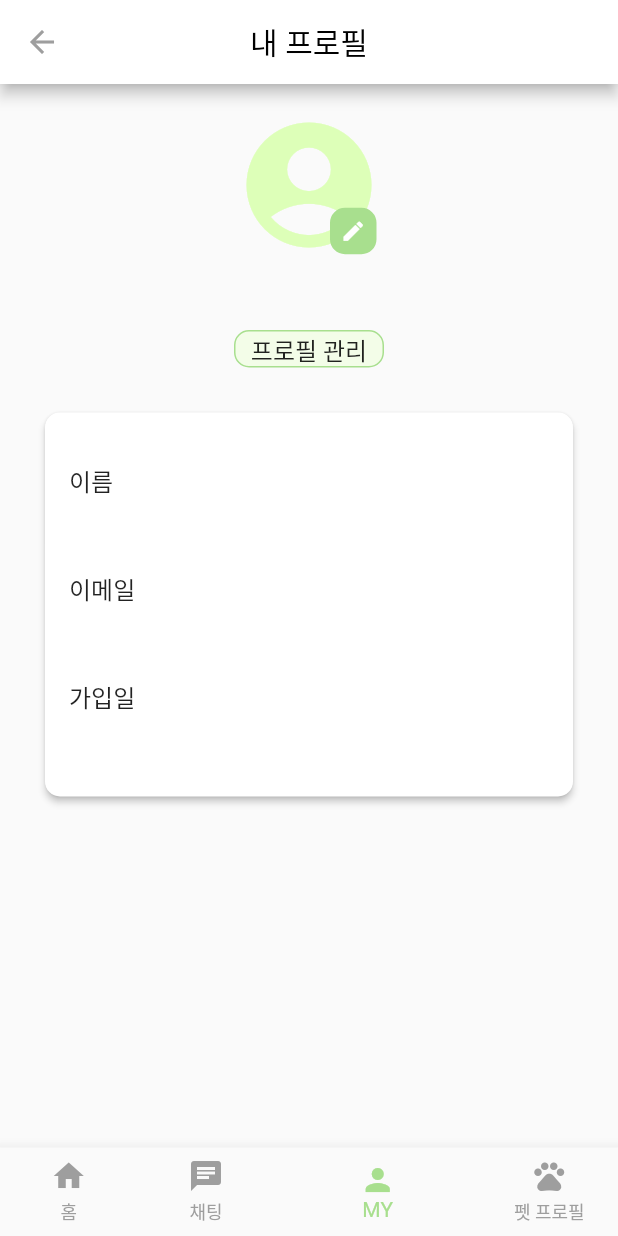
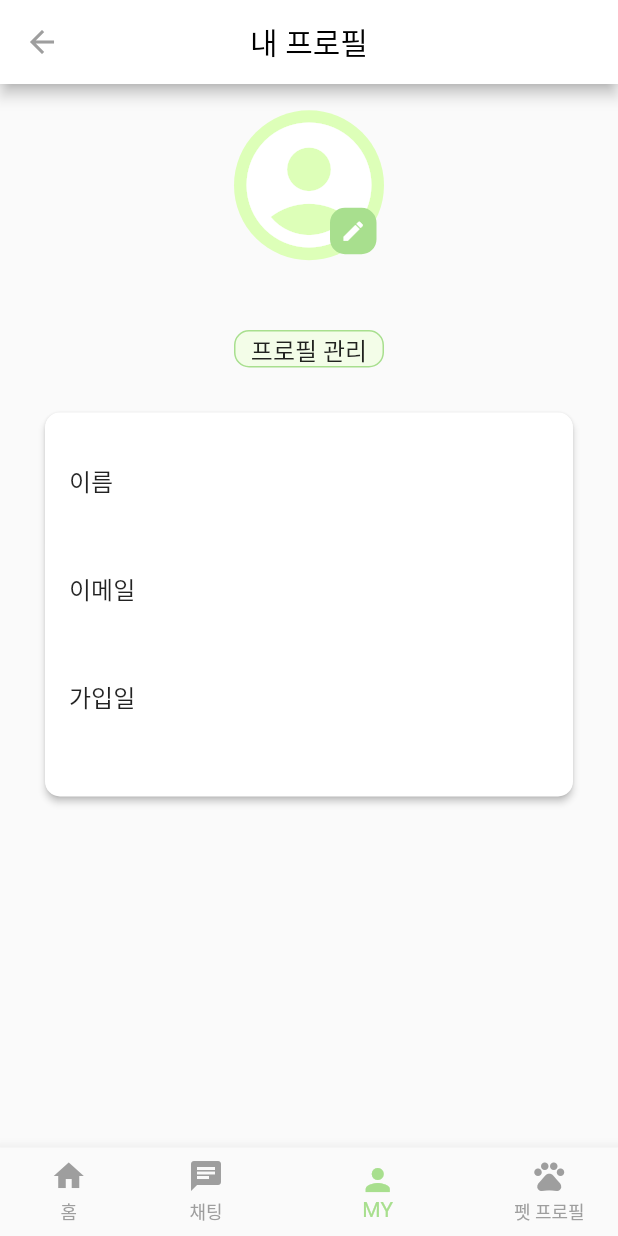
Before and after one commit to mewjeans/WITDOG_APP, a Flutter app: the UserProfileScreen screen opened by its route, on a phone screen of 412 x 824 dp. Run offline on Flutter 3.47's test engine with Material 2 defaults, Android fonts, the phone set to English and light mode, and no system bars; our stand-ins replace flutter_native_splash, image_picker, shared_preferences, supabase_flutter, timeago; missing offline and left inert: kakao_flutter_sdk, kakao_flutter_sdk_user, zego_uikit_prebuilt_call; accounts and stored records are empty; statements that could not run were skipped.

Commit message:
feat: my profile imagePicker implemented

```diff
--- a/lib/screens/profile/users/user_profile_screen.dart
+++ b/lib/screens/profile/users/user_profile_screen.dart
@@ -1,4 +1,7 @@
+import 'dart:io';
+
 import 'package:flutter/material.dart';
+import 'package:image_picker/image_picker.dart';
 import 'package:pet/screens/routing/routing_helper.dart';
 import 'package:pet/utils/constants.dart';
 import 'package:pet/widgets/buttom_navbar_items.dart';
@@ -18,6 +21,22 @@ class _UserProfileScreenState extends State<UserProfileScreen> {
   String username = '';
   String createdAt = '';
   bool _loading = false;
+
+  // 프로필 이미지
+  File? _image;
+  final picker = ImagePicker();
+
+  Future getImage() async {
+    final pickedFile = await picker.pickImage(source: ImageSource.gallery);
+
+    setState(() {
+      if (pickedFile != null){
+        _image = File(pickedFile.path);
+      } else {
+        print('이미지를 선택하지 않았습니다.');
+      }
+    });
+  }
 
   @override
   void initState() {
@@ -40,11 +59,14 @@ class _UserProfileScreenState extends State<UserProfileScreen> {
             .select<Map<String, dynamic>>()
             .eq('id', userId)
             .single();
+        final createdAtISO = response['created_at'] as String; // 가입일 데이터(ISO 형식)
+        final createdAtd = DateTime.parse(createdAtISO);
+        final formattedDate = "${createdAtd.year}-${createdAtd.month.toString().padLeft(2, '0')}-${createdAtd.day.toString().padLeft(2, '0')}";
 
         setState(() {
           username = response['username'] as String;
           email = response['email'] as String;
-          createdAt = response['created_at'] as String;
+          createdAt = formattedDate;
         });
 
       }
@@ -112,28 +134,36 @@ class _UserProfileScreenState extends State<UserProfileScreen> {
           ),
         ),
         body: Column(
-          children: [
+          children: <Widget>[
             Container(
               constraints: BoxConstraints(
                 minHeight: 135,
-                minWidth: MediaQuery
-                    .of(context)
-                    .size
-                    .width,
+                minWidth: MediaQuery.of(context).size.width,
               ),
               child: Center(
                 child: Stack(
                   alignment: Alignment.center,
                   children: [
-                    Icon(
+                    Container(
+                      decoration: BoxDecoration(
+                        color: Color(0xFFDDFFB8),
+                        shape: BoxShape.circle,
+                      ),
+                      width: 100,
+                      height: 100,
+                      child: Icon(
                         Icons.account_circle,
-                      color: Color(0xFFDDFFB8),
+                        color: Colors.white,
                         size: 100,
+                      ),
                     ),
                     Positioned(
                       top: 65,
                       right: 5,
-                      child: Container(
+                      child: GestureDetector(
+                        onTap: getImage,
+                        child: _image == null
+                            ? Container(
                           padding: EdgeInsets.all(5),
                           decoration: BoxDecoration(
                             color: Color(0xFFA8DF8E),
@@ -143,15 +173,14 @@ class _UserProfileScreenState extends State<UserProfileScreen> {
                               width: 2,
                             ),
                           ),
-                        child: Stack(
-                          alignment: Alignment.center,
-                          children: [
-                            Icon(
-                              Icons.mode_edit_outline,
+                          child: Icon(
+                            Icons.edit,
                             size: 17,
                             color: Colors.white,
                           ),
-                          ],
+                        ) : CircleAvatar(
+                          radius: 50,
+                          backgroundImage: FileImage(_image!),
                         ),
                       ),
                     ),
--- a/pubspec.yaml
+++ b/pubspec.yaml
@@ -28,7 +28,6 @@ dependencies:
   kakao_flutter_sdk: ^1.6.1
   image_picker: ^1.0.4
   change_app_package_name: ^1.1.0
-  uuid: ^3.0.7
 
 dev_dependencies:
   build_runner:
```
Also changed, not shown: lib/screens/home_screen.dart (+0 -13 lines), pubspec.lock. Lines whose indentation alone changed are shown as unchanged.
